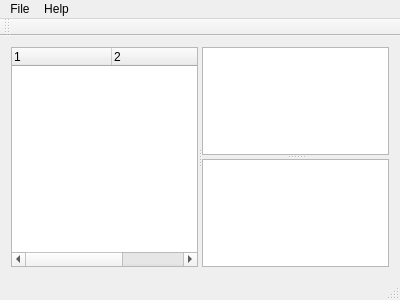
Before: the Qt Designer form mainwindow.ui in paalsteek/yanr, drawn with Qt 5.
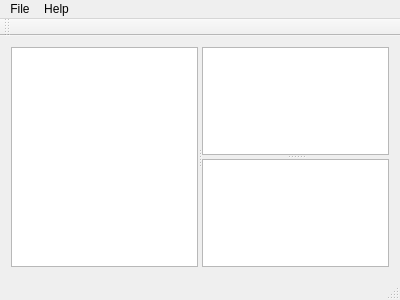
After: the same form once the commit is applied.

Commit message: TreeModel for the list of known feeds created

The edit to the form file:
```diff
--- a/mainwindow.ui
+++ b/mainwindow.ui
@@ -20,29 +20,7 @@
       <property name="orientation">
        <enum>Qt::Horizontal</enum>
       </property>
-      <widget class="QTreeWidget" name="treeWidget">
-       <property name="columnCount">
-        <number>3</number>
-       </property>
-       <attribute name="headerVisible">
-        <bool>true</bool>
-       </attribute>
-       <column>
-        <property name="text">
-         <string notr="true">1</string>
-        </property>
-       </column>
-       <column>
-        <property name="text">
-         <string notr="true">2</string>
-        </property>
-       </column>
-       <column>
-        <property name="text">
-         <string notr="true">3</string>
-        </property>
-       </column>
-      </widget>
+      <widget class="QTreeView" name="treeView"/>
       <widget class="QSplitter" name="splitter">
        <property name="orientation">
         <enum>Qt::Vertical</enum>
```
Left out of the diff: 2 changed lines with no effect on the pictures. The commit also changes 6 other files.
